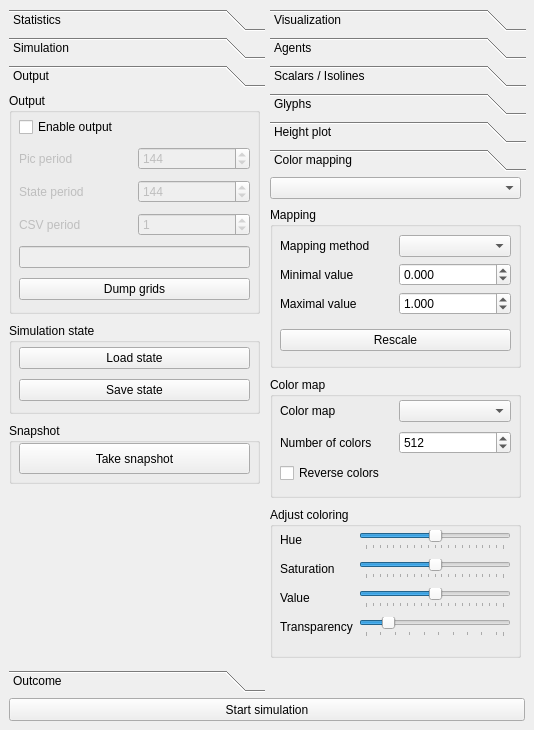
First picture: the form in gui/mainwindow.ui, repository gmackie/GR-ABM-ODE-2D, before the edit.
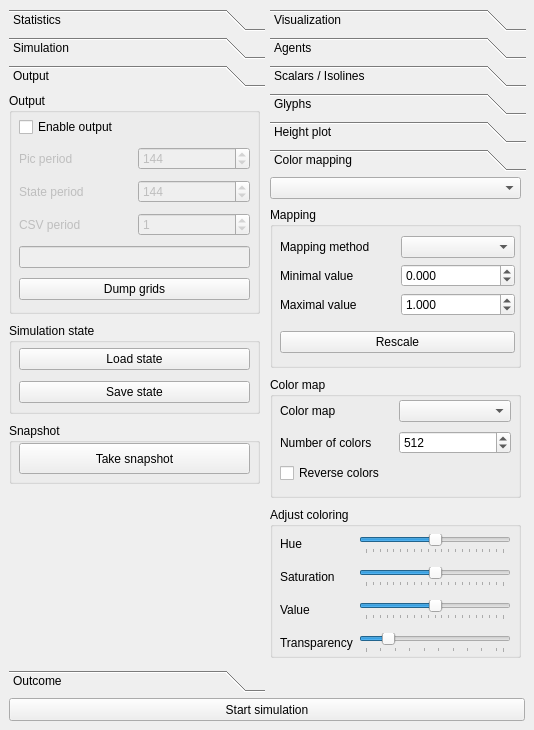
Second picture: the form after the edit. The open tabs and pages were chosen to show the change.

Patch:
```diff
--- a/gui/mainwindow.ui
+++ b/gui/mainwindow.ui
@@ -265,8 +265,8 @@
             <rect>
              <x>0</x>
              <y>0</y>
-             <width>256</width>
-             <height>525</height>
+             <width>96</width>
+             <height>26</height>
             </rect>
            </property>
            <attribute name="label">
@@ -423,7 +423,7 @@
                <x>10</x>
                <y>20</y>
                <width>231</width>
-               <height>64</height>
+               <height>66</height>
               </rect>
              </property>
              <layout class="QVBoxLayout" name="verticalLayout_2">
@@ -1467,8 +1467,8 @@
             <rect>
              <x>0</x>
              <y>0</y>
-             <width>256</width>
-             <height>461</height>
+             <width>96</width>
+             <height>26</height>
             </rect>
            </property>
            <attribute name="label">
@@ -1491,8 +1491,8 @@
               <rect>
                <x>10</x>
                <y>20</y>
-               <width>231</width>
-               <height>133</height>
+               <width>235</width>
+               <height>136</height>
               </rect>
              </property>
              <layout class="QVBoxLayout" name="verticalLayout_3">
@@ -1681,7 +1681,7 @@
                <x>10</x>
                <y>20</y>
                <width>231</width>
-               <height>116</height>
+               <height>136</height>
               </rect>
              </property>
              <layout class="QGridLayout" name="gridLayout_6">
```
Left out of the diff: 44 changed lines with no effect on the pictures.
